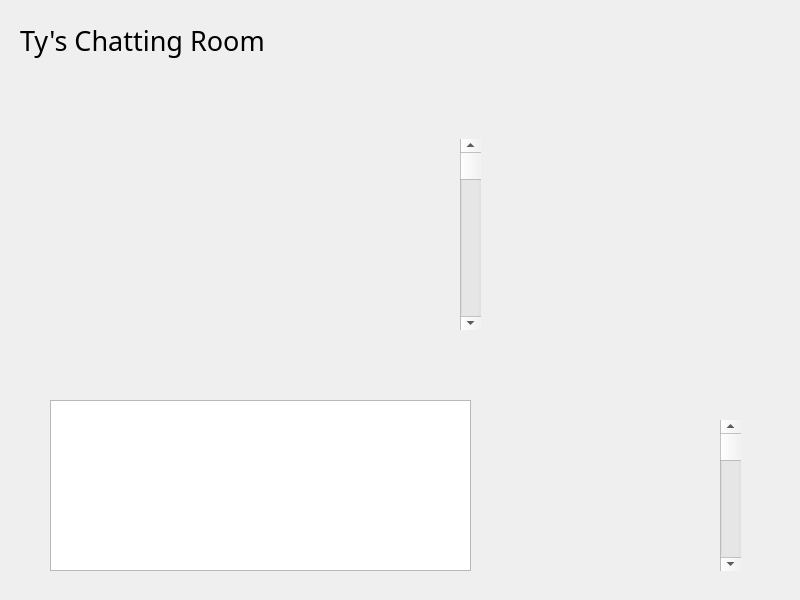
tx19980520/Ty-s-Online-Chatting-Room, file chattingroom.ui: the form before one commit.
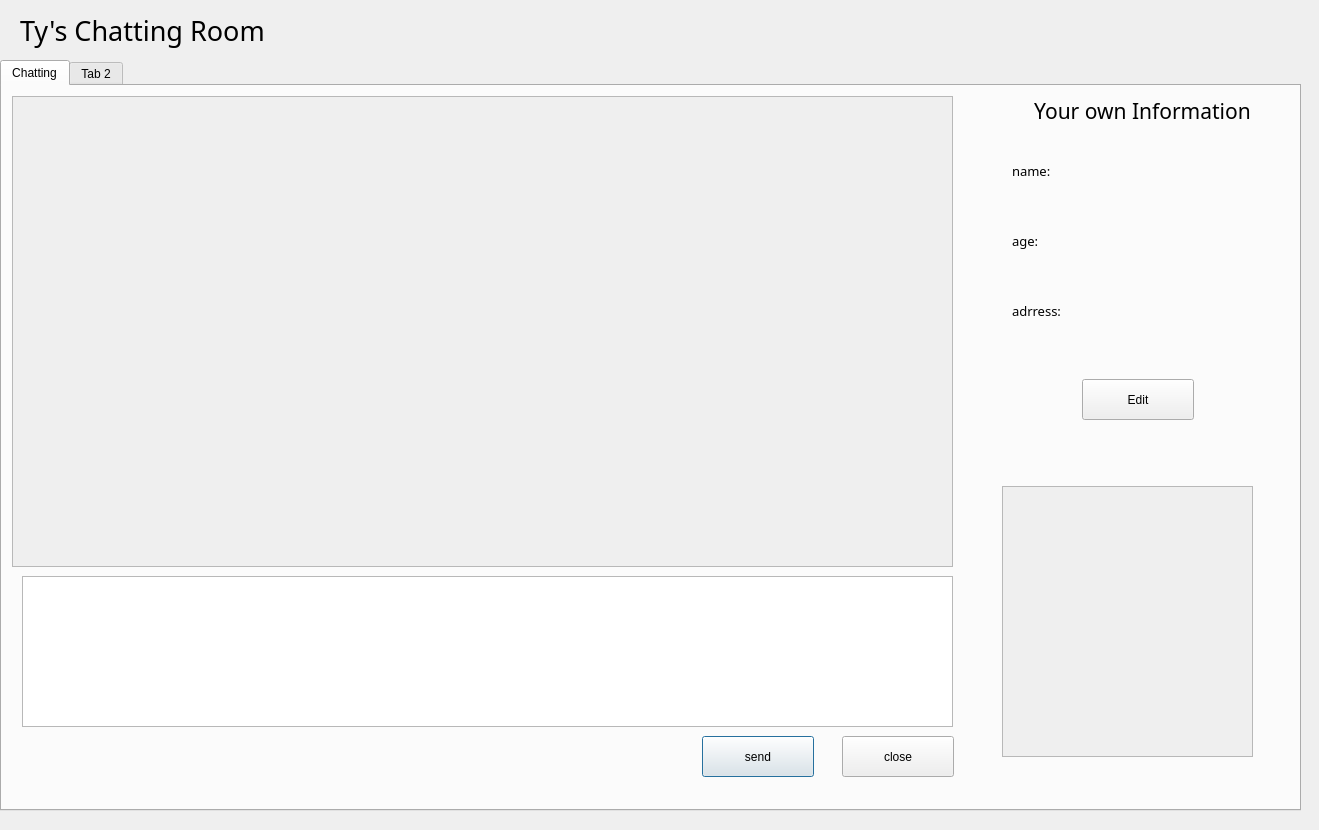
The form after the commit.

Diff of the .ui file:
```diff
--- a/chattingroom.ui
+++ b/chattingroom.ui
@@ -6,8 +6,8 @@
    <rect>
     <x>0</x>
     <y>0</y>
-    <width>800</width>
-    <height>600</height>
+    <width>1319</width>
+    <height>830</height>
    </rect>
   </property>
   <property name="windowTitle">
@@ -17,7 +17,7 @@
    <property name="geometry">
     <rect>
      <x>20</x>
-     <y>10</y>
+     <y>0</y>
      <width>321</width>
      <height>61</height>
     </rect>
@@ -32,41 +32,343 @@
     <string>Ty's Chatting Room</string>
    </property>
   </widget>
-  <widget class="QPlainTextEdit" name="plainTextEdit">
+  <widget class="QTabWidget" name="tabWidget">
    <property name="geometry">
     <rect>
-     <x>50</x>
-     <y>400</y>
-     <width>421</width>
-     <height>171</height>
+     <x>0</x>
+     <y>60</y>
+     <width>1301</width>
+     <height>751</height>
     </rect>
    </property>
-  </widget>
-  <widget class="QScrollBar" name="verticalScrollBar">
-   <property name="geometry">
-    <rect>
-     <x>460</x>
-     <y>139</y>
-     <width>21</width>
-     <height>191</height>
-    </rect>
+   <property name="currentIndex">
+    <number>0</number>
    </property>
-   <property name="orientation">
-    <enum>Qt::Vertical</enum>
-   </property>
-  </widget>
-  <widget class="QScrollBar" name="verticalScrollBar_2">
-   <property name="geometry">
-    <rect>
-     <x>720</x>
-     <y>420</y>
-     <width>21</width>
-     <height>151</height>
-    </rect>
-   </property>
-   <property name="orientation">
-    <enum>Qt::Vertical</enum>
-   </property>
+   <widget class="QWidget" name="Chatting">
+    <attribute name="title">
+     <string>Chatting</string>
+    </attribute>
+    <widget class="QScrollArea" name="mainarea">
+     <property name="geometry">
+      <rect>
+       <x>10</x>
+       <y>10</y>
+       <width>941</width>
+       <height>471</height>
+      </rect>
+     </property>
+     <property name="widgetResizable">
+      <bool>true</bool>
+     </property>
+     <widget class="QWidget" name="scrollAreaWidgetContents">
+      <property name="geometry">
+       <rect>
+        <x>0</x>
+        <y>0</y>
+        <width>939</width>
+        <height>469</height>
+       </rect>
+      </property>
+      <widget class="QWidget" name="showmessage" native="true">
+       <property name="geometry">
+        <rect>
+         <x>10</x>
+         <y>10</y>
+         <width>911</width>
+         <height>451</height>
+        </rect>
+       </property>
+      </widget>
+     </widget>
+    </widget>
+    <widget class="QPlainTextEdit" name="Edit">
+     <property name="geometry">
+      <rect>
+       <x>20</x>
+       <y>490</y>
+       <width>931</width>
+       <height>151</height>
+      </rect>
+     </property>
+    </widget>
+    <widget class="QLabel" name="label_2">
+     <property name="geometry">
+      <rect>
+       <x>980</x>
+       <y>0</y>
+       <width>321</width>
+       <height>51</height>
+      </rect>
+     </property>
+     <property name="font">
+      <font>
+       <family>Helvetica-Condensed-Black-Se</family>
+       <pointsize>16</pointsize>
+      </font>
+     </property>
+     <property name="cursor">
+      <cursorShape>ArrowCursor</cursorShape>
+     </property>
+     <property name="text">
+      <string>Your own Information</string>
+     </property>
+     <property name="textFormat">
+      <enum>Qt::RichText</enum>
+     </property>
+     <property name="scaledContents">
+      <bool>false</bool>
+     </property>
+     <property name="alignment">
+      <set>Qt::AlignCenter</set>
+     </property>
+    </widget>
+    <widget class="QLabel" name="label_3">
+     <property name="geometry">
+      <rect>
+       <x>1010</x>
+       <y>70</y>
+       <width>81</width>
+       <height>30</height>
+      </rect>
+     </property>
+     <property name="font">
+      <font>
+       <family>Helvetica-Condensed-Black-Se</family>
+       <pointsize>10</pointsize>
+      </font>
+     </property>
+     <property name="text">
+      <string>name:</string>
+     </property>
+    </widget>
+    <widget class="QLabel" name="label_6">
+     <property name="geometry">
+      <rect>
+       <x>1010</x>
+       <y>140</y>
+       <width>81</width>
+       <height>30</height>
+      </rect>
+     </property>
+     <property name="font">
+      <font>
+       <family>Helvetica-Condensed-Black-Se</family>
+       <pointsize>10</pointsize>
+      </font>
+     </property>
+     <property name="text">
+      <string>age:</string>
+     </property>
+    </widget>
+    <widget class="QLabel" name="label_5">
+     <property name="geometry">
+      <rect>
+       <x>570</x>
+       <y>240</y>
+       <width>81</width>
+       <height>18</height>
+      </rect>
+     </property>
+     <property name="text">
+      <string/>
+     </property>
+    </widget>
+    <widget class="QLabel" name="label_4">
+     <property name="geometry">
+      <rect>
+       <x>1010</x>
+       <y>210</y>
+       <width>81</width>
+       <height>30</height>
+      </rect>
+     </property>
+     <property name="font">
+      <font>
+       <family>Helvetica-Condensed-Black-Se</family>
+       <pointsize>10</pointsize>
+      </font>
+     </property>
+     <property name="text">
+      <string>adrress:</string>
+     </property>
+    </widget>
+    <widget class="QScrollArea" name="scrollArea_2">
+     <property name="geometry">
+      <rect>
+       <x>1000</x>
+       <y>400</y>
+       <width>251</width>
+       <height>271</height>
+      </rect>
+     </property>
+     <property name="widgetResizable">
+      <bool>true</bool>
+     </property>
+     <widget class="QWidget" name="scrollAreaWidgetContents_2">
+      <property name="geometry">
+       <rect>
+        <x>0</x>
+        <y>0</y>
+        <width>249</width>
+        <height>269</height>
+       </rect>
+      </property>
+      <widget class="QWidget" name="widget" native="true">
+       <property name="geometry">
+        <rect>
+         <x>10</x>
+         <y>10</y>
+         <width>211</width>
+         <height>251</height>
+        </rect>
+       </property>
+      </widget>
+     </widget>
+    </widget>
+    <widget class="QPushButton" name="send">
+     <property name="geometry">
+      <rect>
+       <x>700</x>
+       <y>650</y>
+       <width>112</width>
+       <height>41</height>
+      </rect>
+     </property>
+     <property name="text">
+      <string>send</string>
+     </property>
+    </widget>
+    <widget class="QPushButton" name="close">
+     <property name="geometry">
+      <rect>
+       <x>840</x>
+       <y>650</y>
+       <width>112</width>
+       <height>41</height>
+      </rect>
+     </property>
+     <property name="text">
+      <string>close</string>
+     </property>
+    </widget>
+    <widget class="QWidget" name="verticalLayoutWidget">
+     <property name="geometry">
+      <rect>
+       <x>1109</x>
+       <y>50</y>
+       <width>171</width>
+       <height>201</height>
+      </rect>
+     </property>
+     <layout class="QVBoxLayout" name="verticalLayout">
+      <item>
+       <widget class="QLabel" name="name">
+        <property name="font">
+         <font>
+          <family>Helvetica-Condensed-Black-Se</family>
+          <pointsize>10</pointsize>
+         </font>
+        </property>
+        <property name="text">
+         <string/>
+        </property>
+       </widget>
+      </item>
+      <item>
+       <widget class="QLabel" name="age">
+        <property name="font">
+         <font>
+          <family>Helvetica-Condensed-Black-Se</family>
+          <pointsize>10</pointsize>
+         </font>
+        </property>
+        <property name="text">
+         <string/>
+        </property>
+       </widget>
+      </item>
+      <item>
+       <widget class="QLabel" name="address">
+        <property name="font">
+         <font>
+          <family>Helvetica-Condensed-Black-Se</family>
+          <pointsize>10</pointsize>
+         </font>
+        </property>
+        <property name="text">
+         <string/>
+        </property>
+       </widget>
+      </item>
+     </layout>
+    </widget>
+    <widget class="QPushButton" name="pushButton_3">
+     <property name="geometry">
+      <rect>
+       <x>1080</x>
+       <y>293</y>
+       <width>112</width>
+       <height>41</height>
+      </rect>
+     </property>
+     <property name="text">
+      <string>Edit</string>
+     </property>
+    </widget>
+   </widget>
+   <widget class="QWidget" name="tab_2">
+    <attribute name="title">
+     <string>Tab 2</string>
+    </attribute>
+    <widget class="QScrollArea" name="scrollArea">
+     <property name="geometry">
+      <rect>
+       <x>10</x>
+       <y>16</y>
+       <width>741</width>
+       <height>481</height>
+      </rect>
+     </property>
+     <property name="widgetResizable">
+      <bool>true</bool>
+     </property>
+     <widget class="QWidget" name="scrollAreaWidgetContents_3">
+      <property name="geometry">
+       <rect>
+        <x>0</x>
+        <y>0</y>
+        <width>739</width>
+        <height>479</height>
+       </rect>
+      </property>
+      <widget class="QTableWidget" name="tableWidget">
+       <property name="geometry">
+        <rect>
+         <x>0</x>
+         <y>0</y>
+         <width>721</width>
+         <height>481</height>
+        </rect>
+       </property>
+       <column>
+        <property name="text">
+         <string>FileName</string>
+        </property>
+       </column>
+       <column>
+        <property name="text">
+         <string>Size</string>
+        </property>
+       </column>
+       <column>
+        <property name="text">
+         <string/>
+        </property>
+       </column>
+      </widget>
+     </widget>
+    </widget>
+   </widget>
   </widget>
  </widget>
  <resources/>
```
